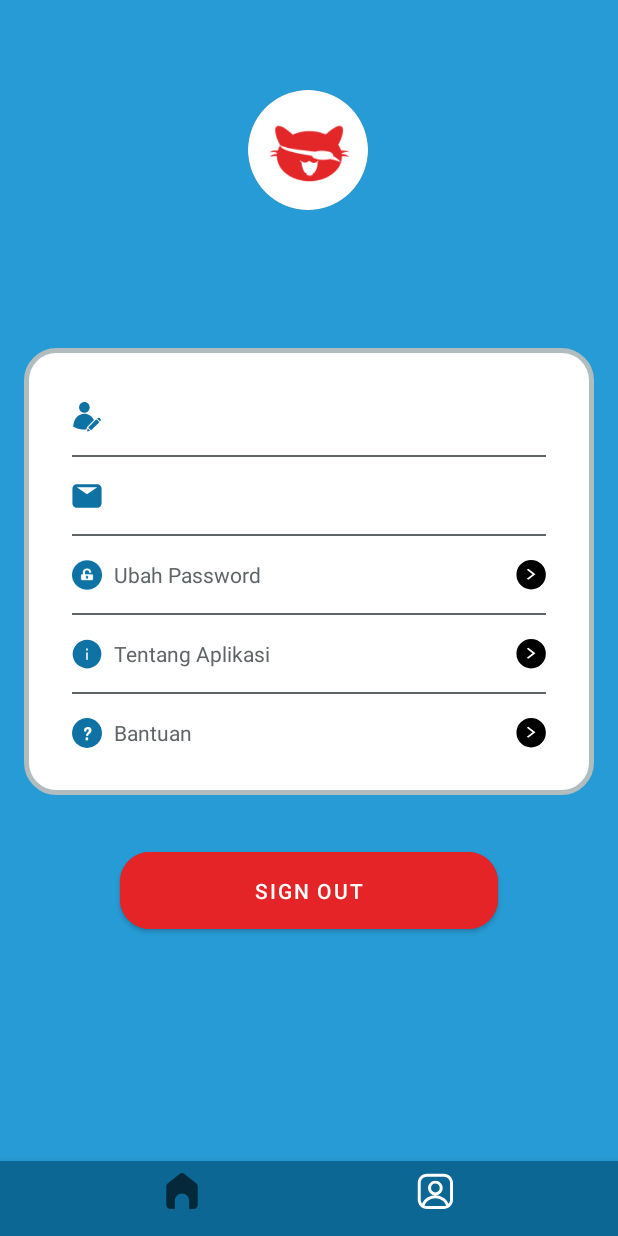
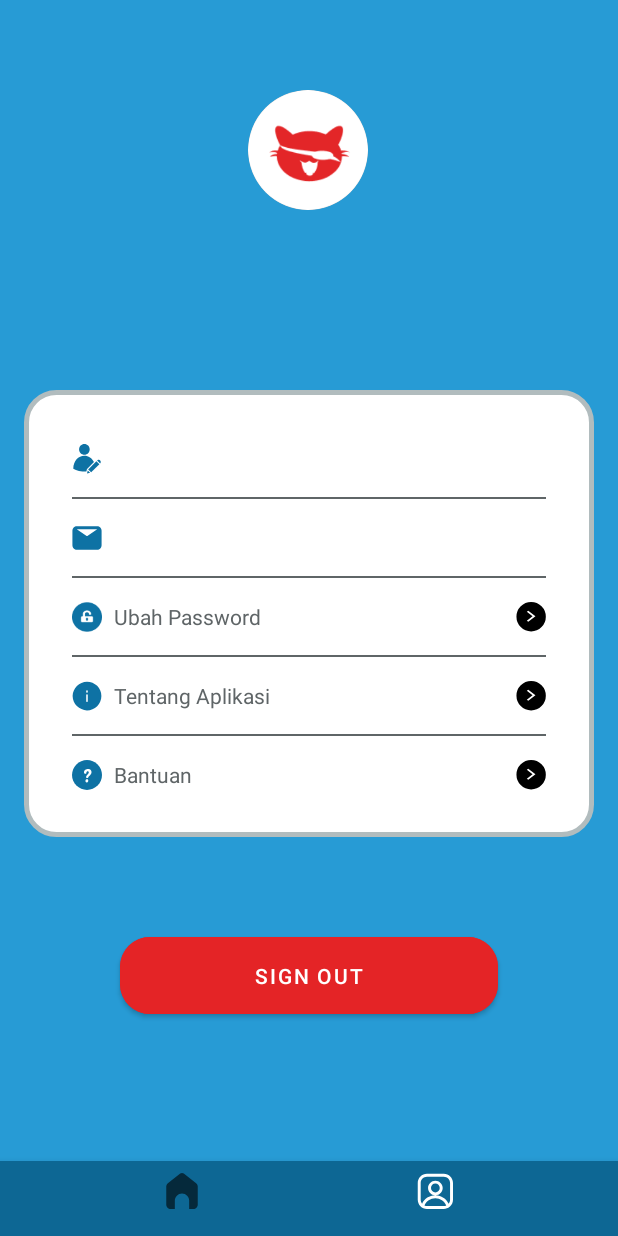
Before and after one commit to BlackSprings/PresensiPanda, an Android app: the ProfileFragment screen opened directly, with no data from a screen before it, on a phone screen of 412 x 824 dp. Run offline under Robolectric (Android 15) with nearby library versions, the phone set to English and light mode, and no system bars; our stand-ins replace CircleImageView.

Commit message:
fix some bug and refactor some code

```diff
--- a/app/src/main/java/com/presensi/panda/activities/login/LoginActivity.kt
+++ b/app/src/main/java/com/presensi/panda/activities/login/LoginActivity.kt
@@ -85,7 +85,7 @@ class LoginActivity : AppCompatActivity() {
 
                             //save user
                             var user = User(
-                                responseBody.data?.id!!,
+                                responseBody.data.id!!,
                                 responseBody.data.name,
                                 responseBody.data.username,
                                 responseBody.data.email
--- a/app/src/main/java/com/presensi/panda/activities/main/MainActivity.kt
+++ b/app/src/main/java/com/presensi/panda/activities/main/MainActivity.kt
@@ -4,17 +4,12 @@ import android.content.Intent
 import androidx.appcompat.app.AppCompatActivity
 import android.os.Bundle
 import android.view.MenuItem
-import android.widget.Toast
-import androidx.lifecycle.lifecycleScope
 import com.presensi.panda.activities.main.fragments.HomeFragment
 import com.presensi.panda.activities.profile.ProfileActivity
 import com.presensi.panda.R
 import com.presensi.panda.activities.brand.BrandingActivity
-import com.presensi.panda.activities.login.LoginActivity
 import com.presensi.panda.databinding.ActivityMainBinding
 import com.presensi.panda.utils.SharedPrefManager
-import kotlinx.coroutines.delay
-import kotlinx.coroutines.launch
 
 class MainActivity : AppCompatActivity() {
 
--- a/app/src/main/java/com/presensi/panda/helper/AuthInterceptor.kt
+++ b/app/src/main/java/com/presensi/panda/helper/AuthInterceptor.kt
@@ -22,7 +22,9 @@ internal class AuthInterceptor(context: Context) : Interceptor {
         try {
             if(response.isSuccessful){
                 if(responseBody.contains("code")){
-                    val refreshTokenUrl = sharedPrefManager.server+Reference.refreshUrl
+                    val server = if(sharedPrefManager.server.isEmpty()) Reference.sipanda else sharedPrefManager.server
+                    val refreshTokenUrl = server+Reference.refreshUrl
+                    Log.d("onIntercept","refreshTokenUrl: ${sharedPrefManager.server}")
                     val jsonObject = JSONObject(responseBody)
                     val code = jsonObject.optInt("code")
                     if(code == 401){
@@ -34,6 +36,7 @@ internal class AuthInterceptor(context: Context) : Interceptor {
                                 .addHeader("Authorization","Bearer ${currentToken}")
                                 .build()
                         val refreshResponse = chain.proceed(refreshTokenRequest)
+                        Log.d("onResponseCode","refreshResponse: $refreshTokenRequest")
                         val refreshResponseBody = refreshResponse.peekBody(2048).string() //its super weird
                         if(refreshResponse.isSuccessful){
                             if(refreshResponseBody.contains("status")){
--- a/app/src/main/java/com/presensi/panda/ui/DialogFragment.kt
+++ b/app/src/main/java/com/presensi/panda/ui/DialogFragment.kt
@@ -17,7 +17,7 @@ class DialogFragment : DialogFragment() {
         const val FRAGMENT_TAG = "busy"
     }
 
-    fun newInstance() = BusyDialogFragment()
+    private fun newInstance() = BusyDialogFragment()
 
     fun show(supportFragment: FragmentManager): BusyDialogFragment {
         val dialog = newInstance()
--- a/app/src/main/java/com/presensi/panda/view_models/AttendanceViewModel.kt
+++ b/app/src/main/java/com/presensi/panda/view_models/AttendanceViewModel.kt
@@ -1,9 +1,7 @@
 package com.presensi.panda.view_models
 
 import android.content.Context
-import android.os.Build
 import android.util.Log
-import androidx.annotation.RequiresApi
 import androidx.lifecycle.LiveData
 import androidx.lifecycle.MutableLiveData
 import androidx.lifecycle.ViewModel
@@ -13,9 +11,6 @@ import com.presensi.panda.network.ApiConfig
 import retrofit2.Call
 import retrofit2.Callback
 import retrofit2.Response
-import java.text.SimpleDateFormat
-import java.time.LocalDate
-import java.time.LocalDateTime
 import java.util.*
 import kotlin.collections.ArrayList
 
--- a/app/src/main/res/layout/activity_branding.xml
+++ b/app/src/main/res/layout/activity_branding.xml
@@ -1,6 +1,5 @@
 <?xml version="1.0" encoding="utf-8"?>
 <androidx.constraintlayout.widget.ConstraintLayout xmlns:android="http://schemas.android.com/apk/res/android"
-    xmlns:tools="http://schemas.android.com/tools"
     android:layout_width="match_parent"
     android:layout_height="match_parent"
     android:background="@color/primary"
--- a/app/src/main/res/layout/activity_splash.xml
+++ b/app/src/main/res/layout/activity_splash.xml
@@ -1,6 +1,5 @@
 <?xml version="1.0" encoding="utf-8"?>
 <LinearLayout xmlns:android="http://schemas.android.com/apk/res/android"
-    xmlns:app="http://schemas.android.com/apk/res-auto"
     xmlns:tools="http://schemas.android.com/tools"
     android:layout_width="match_parent"
     android:layout_height="match_parent"
@@ -12,7 +11,8 @@
         android:layout_width="match_parent"
         android:layout_height="150dp"
         android:layout_marginTop="250dp"
-        android:src="@drawable/bootsplash_logo"/>
+        android:src="@drawable/bootsplash_logo"
+        android:contentDescription="TODO" />
 
     <ProgressBar
         android:id="@+id/progressBar"
--- a/app/src/main/res/layout/fragment_profile.xml
+++ b/app/src/main/res/layout/fragment_profile.xml
@@ -12,11 +12,11 @@
         android:layout_width="80dp"
         android:layout_height="80dp"
         android:layout_marginTop="60dp"
+        android:src="@drawable/picture_profile"
         app:layout_constraintEnd_toEndOf="parent"
         app:layout_constraintHorizontal_bias="0.498"
         app:layout_constraintStart_toStartOf="parent"
-        app:layout_constraintTop_toTopOf="parent"
-        android:src="@drawable/picture_profile" />
+        app:layout_constraintTop_toTopOf="parent" />
 
     <TextView
         android:id="@+id/txt_name"
@@ -26,8 +26,8 @@
         android:layout_marginTop="16dp"
         android:layout_marginEnd="32dp"
         android:text="@string/username"
+        android:textAlignment="center"
         android:textColor="@color/white"
-        android:textAlignment="center"
         android:textSize="16dp"
         android:textStyle="bold"
         app:layout_constraintEnd_toEndOf="parent"
@@ -56,14 +56,12 @@
         android:layout_marginStart="16dp"
         android:layout_marginTop="32dp"
         android:layout_marginEnd="16dp"
-        android:layout_marginBottom="250dp"
         android:background="@drawable/layout_profile_bg"
-        app:layout_constraintBottom_toBottomOf="parent"
+        app:layout_constraintBottom_toTopOf="@+id/btn_logout"
         app:layout_constraintEnd_toEndOf="parent"
-        app:layout_constraintHorizontal_bias="1.0"
+        app:layout_constraintHorizontal_bias="0.5"
         app:layout_constraintStart_toStartOf="parent"
-        app:layout_constraintTop_toBottomOf="@+id/txt_email"
-        app:layout_constraintVertical_bias="0.0">
+        app:layout_constraintTop_toBottomOf="@+id/txt_email">
 
         <ImageView
             android:id="@+id/imageView6"
@@ -73,7 +71,8 @@
             android:layout_marginTop="16dp"
             android:src="@drawable/lock"
             app:layout_constraintStart_toStartOf="parent"
-            app:layout_constraintTop_toBottomOf="@+id/divider_email" />
+            app:layout_constraintTop_toBottomOf="@+id/divider_email"
+            android:contentDescription="TODO" />
 
         <TextView
             android:id="@+id/txt_name_detail"
@@ -97,7 +96,8 @@
             android:layout_marginTop="36dp"
             android:src="@drawable/ic_profile_name"
             app:layout_constraintStart_toStartOf="parent"
-            app:layout_constraintTop_toTopOf="parent" />
+            app:layout_constraintTop_toTopOf="parent"
+            android:contentDescription="TODO" />
 
         <View
             android:id="@+id/divider_name"
@@ -133,7 +133,8 @@
             android:layout_marginTop="16dp"
             android:src="@drawable/ic_profile_email"
             app:layout_constraintStart_toStartOf="parent"
-            app:layout_constraintTop_toBottomOf="@+id/divider_name" />
+            app:layout_constraintTop_toBottomOf="@+id/divider_name"
+            android:contentDescription="TODO" />
 
         <TextView
             android:id="@+id/txt_about"
@@ -170,7 +171,8 @@
             android:layout_marginTop="16dp"
             android:src="@drawable/ic_profile_tentangapp"
             app:layout_constraintStart_toStartOf="parent"
-            app:layout_constraintTop_toBottomOf="@+id/divider_email2" />
+            app:layout_constraintTop_toBottomOf="@+id/divider_email2"
+            android:contentDescription="TODO" />
 
         <View
             android:id="@+id/divider_email"
@@ -221,7 +223,8 @@
             android:layout_marginTop="16dp"
             android:src="@drawable/ic_profile_faq"
             app:layout_constraintStart_toStartOf="parent"
-            app:layout_constraintTop_toBottomOf="@+id/divider_about" />
+            app:layout_constraintTop_toBottomOf="@+id/divider_about"
+            android:contentDescription="TODO" />
 
         <View
             android:id="@+id/divider_about"
@@ -243,7 +246,8 @@
             android:layout_marginEnd="32dp"
             android:src="@drawable/ic_profile_details"
             app:layout_constraintEnd_toEndOf="parent"
-            app:layout_constraintTop_toBottomOf="@+id/divider_email2" />
+            app:layout_constraintTop_toBottomOf="@+id/divider_email2"
+            android:contentDescription="TODO" />
 
         <ImageView
             android:id="@+id/imgToChangePwd"
@@ -253,7 +257,8 @@
             android:layout_marginEnd="32dp"
             android:src="@drawable/ic_profile_details"
             app:layout_constraintEnd_toEndOf="parent"
-            app:layout_constraintTop_toBottomOf="@+id/divider_email" />
+            app:layout_constraintTop_toBottomOf="@+id/divider_email"
+            android:contentDescription="TODO" />
 
         <ImageView
             android:id="@+id/imgToHelp"
@@ -263,7 +268,8 @@
             android:layout_marginEnd="32dp"
             android:src="@drawable/ic_profile_details"
             app:layout_constraintEnd_toEndOf="parent"
-            app:layout_constraintTop_toBottomOf="@+id/divider_about" />
+            app:layout_constraintTop_toBottomOf="@+id/divider_about"
+            android:contentDescription="TODO" />
     </androidx.constraintlayout.widget.ConstraintLayout>
 
     <com.google.android.material.button.MaterialButton
@@ -273,13 +279,15 @@
         android:layout_marginStart="80dp"
         android:layout_marginTop="32dp"
         android:layout_marginEnd="80dp"
+        android:layout_marginBottom="64dp"
         android:backgroundTint="@color/btn_logout"
         android:padding="16dp"
         android:text="@string/sign_out"
         android:textColor="@color/white"
         app:cornerRadius="20dp"
+        app:layout_constraintBottom_toBottomOf="parent"
         app:layout_constraintEnd_toEndOf="parent"
-        app:layout_constraintHorizontal_bias="0.0"
+        app:layout_constraintHorizontal_bias="0.5"
         app:layout_constraintStart_toStartOf="parent"
         app:layout_constraintTop_toBottomOf="@+id/constraintLayout" />
 
--- a/app/src/main/res/layout/fragment_result.xml
+++ b/app/src/main/res/layout/fragment_result.xml
@@ -18,7 +18,8 @@
         app:layout_constraintHorizontal_bias="0.501"
         app:layout_constraintStart_toStartOf="parent"
         app:layout_constraintTop_toTopOf="parent"
-        app:layout_constraintVertical_bias="0.196" />
+        app:layout_constraintVertical_bias="0.196"
+        android:contentDescription="TODO" />
 
     <TextView
         android:id="@+id/result_message_1"
--- a/app/src/main/res/layout/fragment_server_dialog.xml
+++ b/app/src/main/res/layout/fragment_server_dialog.xml
@@ -60,7 +60,6 @@
             android:textColor="@color/text_grey_dark"
             android:layout_height="wrap_content"
             android:layout_marginEnd="4dp"
-            android:layout_marginRight="4dp"
             android:layout_weight="0.5"
             android:text="@string/close" />
 
@@ -71,7 +70,6 @@
             android:layout_height="wrap_content"
             android:textColor="@color/text_grey_dark"
             android:layout_marginStart="4dp"
-            android:layout_marginLeft="4dp"
             android:layout_weight="0.5"
             android:text="@string/choose" />
     </LinearLayout>
--- a/app/src/main/res/menu/bottom_nav_menu.xml
+++ b/app/src/main/res/menu/bottom_nav_menu.xml
@@ -1,7 +1,5 @@
 <?xml version="1.0" encoding="utf-8"?>
-<menu
-    xmlns:android="http://schemas.android.com/apk/res/android"
-    xmlns:app="http://schemas.android.com/apk/res-auto">
+<menu xmlns:android="http://schemas.android.com/apk/res/android">
     <item
         android:id="@+id/home_nav"
         android:icon="@drawable/ic_home_active"
```
Also changed, not shown: app/src/main/java/com/presensi/panda/activities/main/fragments/ScannerFragment.kt (+11 -11 lines), app/src/main/java/com/presensi/panda/activities/profile/ProfileActivity.kt (+0 -7 lines), app/src/main/res/layout/fragment_help.xml (+8 -4 lines).
